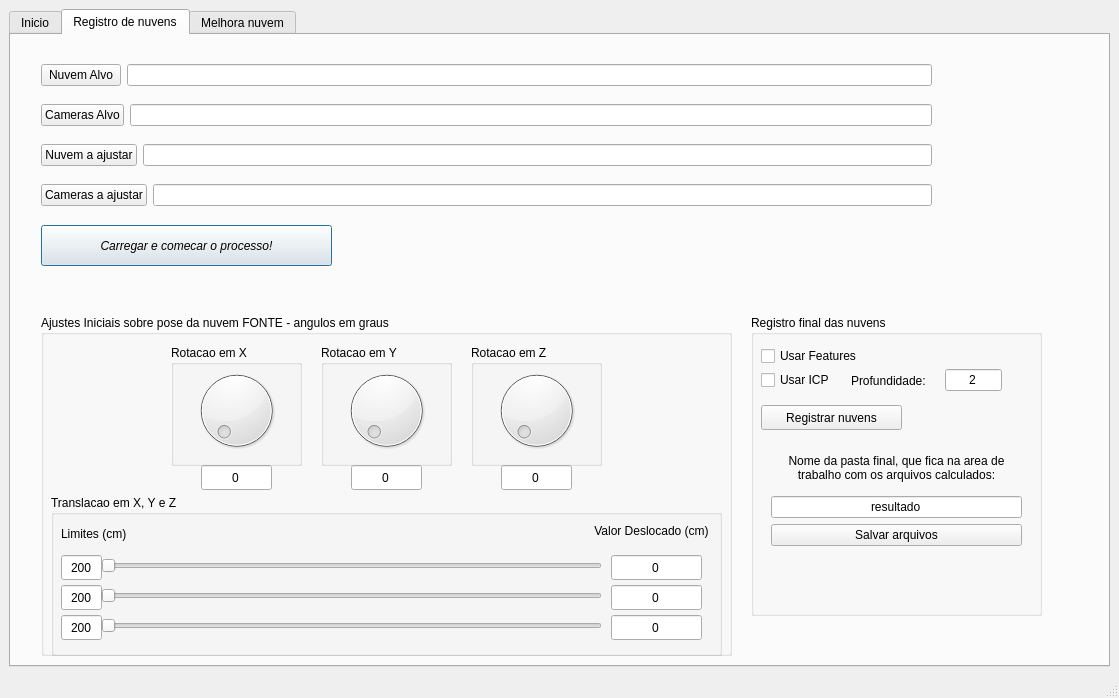
Above: handset_gui/ui/main_window.ui from viniciusvidal2/Cameras_GRIn before the change. Below: the same form after it.
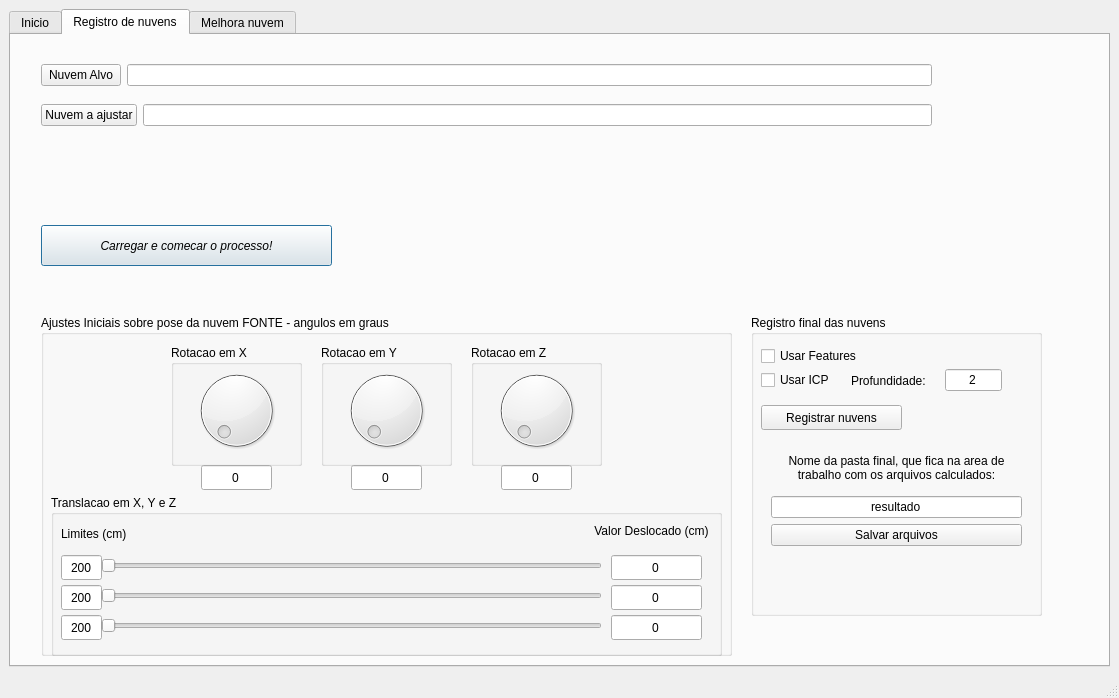
That is the form after the change. The open tabs and pages were chosen to show the change. Icons and pictures are not drawn.

Commit message: melhorando registro 2

What changed in the file:
```diff
--- a/handset_gui/ui/main_window.ui
+++ b/handset_gui/ui/main_window.ui
@@ -594,40 +594,11 @@
          </item>
         </layout>
        </widget>
-       <widget class="QWidget" name="horizontalLayoutWidget_2">
-        <property name="geometry">
-         <rect>
-          <x>30</x>
-          <y>60</y>
-          <width>891</width>
-          <height>41</height>
-         </rect>
-        </property>
-        <layout class="QHBoxLayout" name="horizontalLayout_2">
-         <item>
-          <widget class="QPushButton" name="pushButton_camerasalvo">
-           <property name="text">
-            <string>Cameras Alvo</string>
-           </property>
-          </widget>
-         </item>
-         <item>
-          <widget class="QLineEdit" name="lineEdit_camerasalvo">
-           <property name="enabled">
-            <bool>true</bool>
-           </property>
-           <property name="text">
-            <string/>
-           </property>
-          </widget>
-         </item>
-        </layout>
-       </widget>
        <widget class="QWidget" name="horizontalLayoutWidget_3">
         <property name="geometry">
          <rect>
           <x>30</x>
-          <y>100</y>
+          <y>60</y>
           <width>891</width>
           <height>41</height>
          </rect>
@@ -652,35 +623,6 @@
          </item>
         </layout>
        </widget>
-       <widget class="QWidget" name="horizontalLayoutWidget_4">
-        <property name="geometry">
-         <rect>
-          <x>30</x>
-          <y>140</y>
-          <width>891</width>
-          <height>41</height>
-         </rect>
-        </property>
-        <layout class="QHBoxLayout" name="horizontalLayout_4">
-         <item>
-          <widget class="QPushButton" name="pushButton_camerasfonte">
-           <property name="text">
-            <string>Cameras a ajustar</string>
-           </property>
-          </widget>
-         </item>
-         <item>
-          <widget class="QLineEdit" name="lineEdit_camerasfonte">
-           <property name="enabled">
-            <bool>true</bool>
-           </property>
-           <property name="text">
-            <string/>
-           </property>
-          </widget>
-         </item>
-        </layout>
-       </widget>
        <widget class="QPushButton" name="pushButton_iniciararquivos">
         <property name="geometry">
          <rect>
```
Left out of the diff: 4 changed lines with no effect on the pictures. The commit also changes 2 other files.
